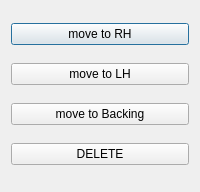
The window that pianocheetah/rc/dlgmov.ui (Stephen-Hazel/PianoCheetah) describes before a commit, drawn with Qt 5.
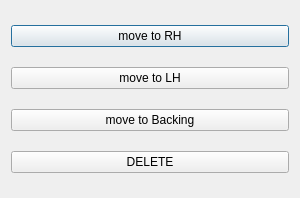
The same window after the commit.

Patch:
```diff
--- a/pianocheetah/rc/dlgmov.ui
+++ b/pianocheetah/rc/dlgmov.ui
@@ -6,10 +6,16 @@
    <rect>
     <x>0</x>
     <y>0</y>
-    <width>200</width>
-    <height>192</height>
+    <width>300</width>
+    <height>198</height>
    </rect>
   </property>
+  <property name="minimumSize">
+   <size>
+    <width>300</width>
+    <height>0</height>
+   </size>
+  </property>
   <property name="windowTitle">
    <string>Edit note group</string>
   </property>
```
